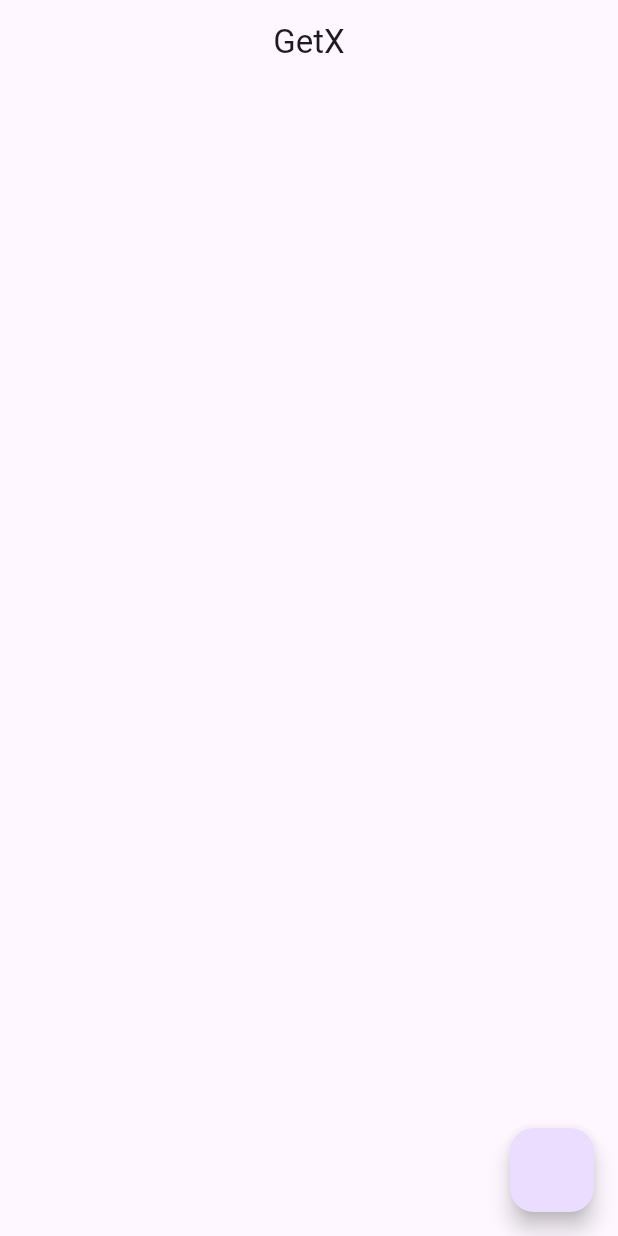
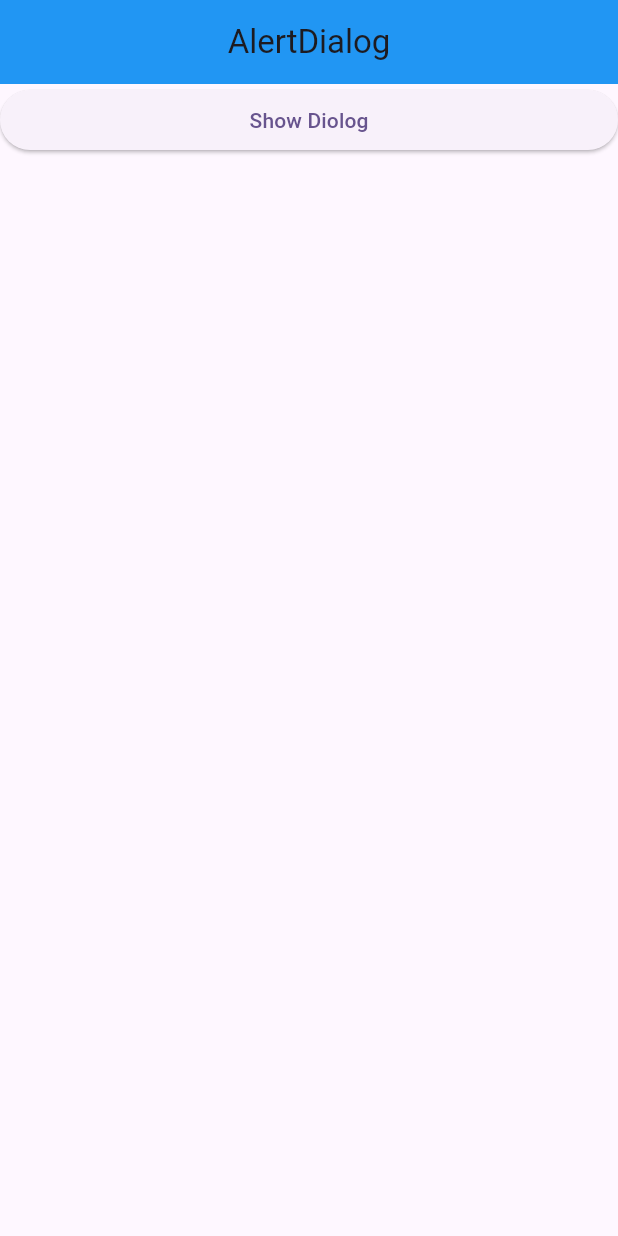
Before and after one commit to Engr-Zain-Ali/getx, a Flutter app: the screen it shows after launch, on a phone screen of 412 x 824 dp. Run offline on Flutter 3.47's test engine with Material 3 defaults, Android fonts, the phone set to English and light mode, and no system bars; our stand-ins replace get.

Commit message:
Alert_Diolog_box

```diff
--- a/lib/main.dart
+++ b/lib/main.dart
@@ -1,6 +1,7 @@
 import 'package:flutter/material.dart';
 import 'package:get/get_navigation/src/root/get_material_app.dart';
-import 'package:getx/snackbar_getx.dart';
+import 'package:getx/views/alert_diolog.dart';
+import 'package:getx/views/snackbar_getx.dart';
 
 void main() {
   runApp(const MyApp());
@@ -19,7 +20,7 @@ class MyApp extends StatelessWidget {
         colorScheme: ColorScheme.fromSeed(seedColor: Colors.deepPurple),
         useMaterial3: true,
       ),
-      home:Snackbar_getx(),
+      home:Alert_Diolog(),
     );
   }
 }
--- /dev/null
+++ b/lib/views/alert_diolog.dart
@@ -0,0 +1,66 @@
+import 'package:flutter/material.dart';
+import 'package:get/get.dart';
+import 'package:get/get_core/src/get_main.dart';
+class Alert_Diolog extends StatelessWidget {
+  const Alert_Diolog({super.key});
+
+  @override
+  Widget build(BuildContext context) {
+    return Scaffold(
+      appBar: AppBar(
+
+        title: Center(child: Text("AlertDialog")),
+        backgroundColor: Colors.blue,
+
+
+      ),
+      body: Column(
+        children: [
+          ElevatedButton(onPressed:(){
+            Get.defaultDialog(
+              title: "kjkjffkfjs",
+              titleStyle: TextStyle(fontSize: 27),
+              middleTextStyle: TextStyle(fontSize: 30),
+              backgroundColor: Colors.red,
+              radius: 50,
+              barrierDismissible: false,
+              actions: [
+                ElevatedButton(onPressed: (){
+                  Get.back();
+                }, child:Text("Cancel")),
+                ElevatedButton(onPressed: (){
+                  Get.back();
+                }, child:Text("Conforim")),
+
+
+              ],
+              // buttonColor: Colors.black
+              //
+              //   ,
+              // textCancel: "Cancel",
+              // textConfirm: "Conforim",
+              // confirm: Text("Conforim",style: TextStyle(fontSize: 30,fontWeight: FontWeight.bold),),
+              //   cancel: InkWell(
+              //       onTap: (){
+              //         Navigator.pop(context);
+              //       },
+              //       child: Text("Cancel",style: TextStyle(fontSize: 30,fontWeight: FontWeight.bold),)),
+              content: Row(
+                children: [
+                  CircularProgressIndicator(),
+                  Expanded(child: Text("Data Loading")),
+
+
+                ],
+              )
+
+
+
+            );
+          },
+             child: Center(child: Text("Show Diolog")))
+        ],
+      ),
+    );
+  }
+}
```
Also changed, not shown: lib/views/snackbar_getx.dart (renamed from lib/snackbar_getx.dart).
